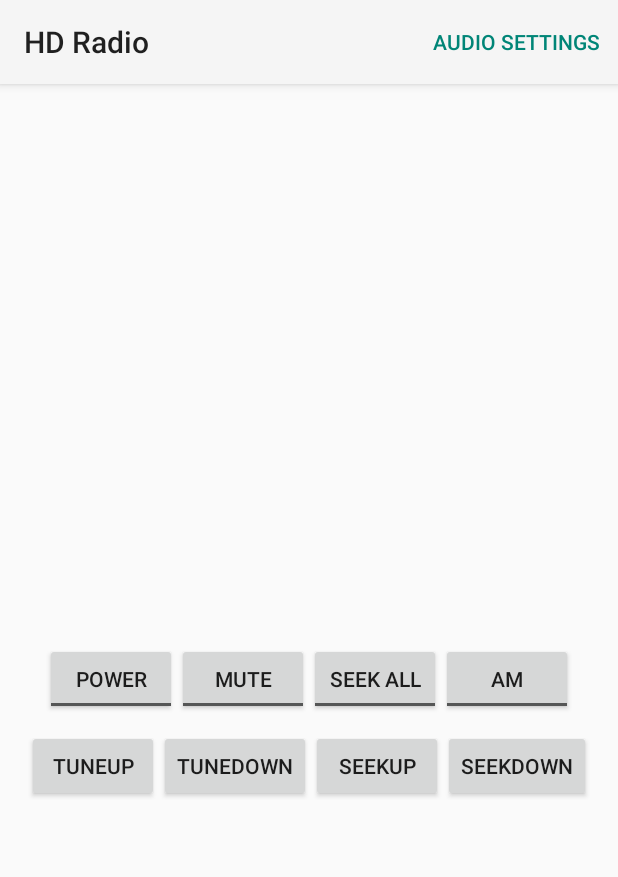
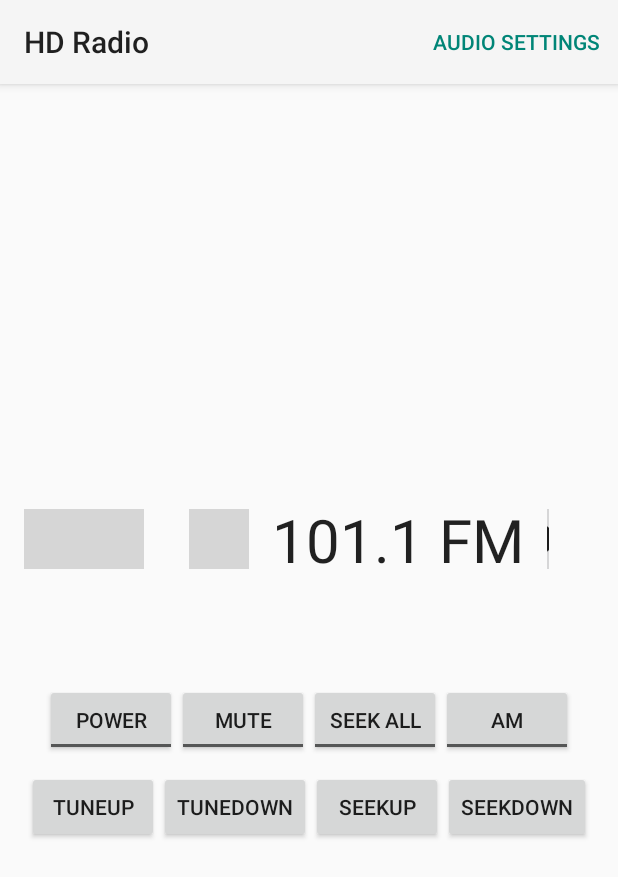
Before and after one commit to Arksine/AutoIntegrate, an Android app: the RadioActivity screen opened directly, with no data from a screen before it, on a phone screen of 412 x 824 dp. Shown: the top 877 px of the screen. Run offline under Robolectric (Android 15) with nearby library versions, the phone set to English and light mode, and no system bars; libraries missing offline, so code that uses them is left out: com.orhanobut.dialogplus; 15 statements that could not run were skipped; grey boxes are pictures that could not be loaded.

Commit message:
Christmas Eve update
Add a few UI files that I forgot to push before I took a break.

```diff
--- a/app/src/main/java/com/arksine/autointegrate/activities/RadioActivity.java
+++ b/app/src/main/java/com/arksine/autointegrate/activities/RadioActivity.java
@@ -57,7 +57,7 @@ public class RadioActivity extends AppCompatActivity {
 
     private TextSwapAnimator mTextSwapAnimator;
     private TextStreamAnimator mTextStreamAnimator;
-    private String mFrequency = "87.9";
+    private int mFrequency = 879;
     private String mBand = "FM";
 
     private TextView mHdStatusText;
@@ -445,6 +445,7 @@ public class RadioActivity extends AppCompatActivity {
         public boolean handleMessage(Message message) {
             //TODO: Much of this will change when I implement animated textview.  This is for initial testing
             RadioMessage radioMessage = (RadioMessage)message.obj;
+            String tmpFreq;
             switch (radioMessage.key) {
                 case POWER:
                     // Because the power value is ALWAYS true, query the radio interface for power
@@ -469,7 +470,8 @@ public class RadioActivity extends AppCompatActivity {
                     break;
                 case HD_SUBCHANNEL:
                     if (mHdActive && (int)radioMessage.value > 0) {
-                        String newFreq = mFrequency + "-" + String.valueOf((int)radioMessage.value);
+                        // TODO: need to test this
+                        String newFreq = String.format(Locale.US, "%1$.1f-%2$d", (float)mFrequency/10, (int)radioMessage.value);
                         mRadioFreqText.setText(newFreq);
                         mTextSwapAnimator.setTextItem(RadioKey.Command.TUNE, newFreq + " " + mBand);
 
@@ -480,37 +482,37 @@ public class RadioActivity extends AppCompatActivity {
                                 (String)mRadioInterface.getHdValue(RadioKey.Command.HD_ARTIST));
 
                     } else {
-                        mRadioFreqText.setText(mFrequency);
-                        mTextSwapAnimator.setTextItem(RadioKey.Command.TUNE, mFrequency + " " + mBand);
+                        tmpFreq = String.format(Locale.US, "%1$.1f", (float)mFrequency/10);
+                        mRadioFreqText.setText(tmpFreq);
+                        mTextSwapAnimator.setTextItem(RadioKey.Command.TUNE, tmpFreq + " " + mBand);
 
                     }
                     break;
                 case TUNE:
                     mHandler.removeCallbacks(mPostTuneRunnable);
-
                     RadioController.TuneInfo info = (RadioController.TuneInfo) radioMessage.value;
+                    mFrequency = info.frequency;
                     if (info.band == RadioKey.Band.FM) {
                         mBand = "FM";
-                        mFrequency = String.format(Locale.US, "%1$.1f", (float)info.frequency/10);
+                        tmpFreq = String.format(Locale.US, "%1$.1f", (float)mFrequency/10);
                         mBandButton.setChecked(true);
                     } else {
                         mBand = "AM";
-                        mFrequency = String.valueOf(info.frequency);
+                        tmpFreq = String.valueOf(info.frequency);
                         mBandButton.setChecked(false);
                     }
                     mTextStreamAnimator.clear();
-                    mTextSwapAnimator.setTextItem(RadioKey.Command.TUNE, mFrequency + " " + mBand);
+                    mTextSwapAnimator.setTextItem(RadioKey.Command.TUNE, tmpFreq + " " + mBand);
                     mTextSwapAnimator.resetAnimator();
                     mRdsEnabled = false;
                     mHdActive = false;
                     // TODO: mHDStatus text is temporary
                     mHdStatusText.setText("");
-                    mRadioFreqText.setText(mFrequency);
+                    mRadioFreqText.setText(tmpFreq);
                     mRadioBandText.setText(info.band.toString());
                     mHandler.postDelayed(mPostTuneRunnable, 2000);
                     break;
                 case SEEK:
-                    String tmpFreq;
                     if (mBandButton.isChecked()) {
                         tmpFreq = String.format(Locale.US, "%1$.1f",
                                 ((int)radioMessage.value)/10f);
--- /dev/null
+++ b/app/src/main/res/drawable/left_arrow.xml
@@ -0,0 +1,7 @@
+<vector android:height="40dp" android:viewportHeight="512.0"
+    android:viewportWidth="512.0" android:width="40dp" xmlns:android="http://schemas.android.com/apk/res/android">
+    <path android:fillAlpha="1" android:fillColor="#DE000000"
+        android:pathData="m132.8,256 l123.7,99 123.7,99 -0,-198.1 0,-198.1 -123.7,99z"
+        android:strokeAlpha="1" android:strokeColor="#DE000000"
+        android:strokeLineCap="round" android:strokeLineJoin="miter" android:strokeWidth="5.15649509"/>
+</vector>
--- /dev/null
+++ b/app/src/main/res/drawable/left_arrow_button.xml
@@ -0,0 +1,10 @@
+<?xml version="1.0" encoding="utf-8"?>
+<selector xmlns:android="http://schemas.android.com/apk/res/android">
+    <item android:state_pressed="true"
+          android:drawable="@drawable/left_arrow_pressed"/>
+
+    <item android:state_focused="true"
+          android:drawable="@drawable/left_arrow_focused"/>
+
+    <item android:drawable="@drawable/left_arrow"/>
+</selector>
--- /dev/null
+++ b/app/src/main/res/drawable/left_arrow_focused.xml
@@ -0,0 +1,7 @@
+<vector android:height="40dp" android:viewportHeight="512.0"
+        android:viewportWidth="512.0" android:width="40dp" xmlns:android="http://schemas.android.com/apk/res/android">
+    <path android:fillAlpha="1" android:fillColor="#FF009688"
+          android:pathData="m132.8,256 l123.7,99 123.7,99 -0,-198.1 0,-198.1 -123.7,99z"
+          android:strokeAlpha="1" android:strokeColor="#FF009688"
+          android:strokeLineCap="round" android:strokeLineJoin="miter" android:strokeWidth="5.15649509"/>
+</vector>
--- /dev/null
+++ b/app/src/main/res/drawable/left_arrow_pressed.xml
@@ -0,0 +1,7 @@
+<vector android:height="40dp" android:viewportHeight="512.0"
+        android:viewportWidth="512.0" android:width="40dp" xmlns:android="http://schemas.android.com/apk/res/android">
+    <path android:fillAlpha="1" android:fillColor="#FF757575"
+          android:pathData="m132.8,256 l123.7,99 123.7,99 -0,-198.1 0,-198.1 -123.7,99z"
+          android:strokeAlpha="1" android:strokeColor="#FF757575"
+          android:strokeLineCap="round" android:strokeLineJoin="miter" android:strokeWidth="5.15649509"/>
+</vector>
--- /dev/null
+++ b/app/src/main/res/drawable/right_arrow.xml
@@ -0,0 +1,7 @@
+<vector android:height="40dp" android:viewportHeight="512.0"
+    android:viewportWidth="512.0" android:width="40dp" xmlns:android="http://schemas.android.com/apk/res/android">
+    <path android:fillAlpha="1" android:fillColor="#DE000000"
+        android:pathData="m379.2,256 l-123.7,99 -123.7,99 0,-198.1 -0,-198.1 123.7,99z"
+        android:strokeAlpha="1" android:strokeColor="#DE000000"
+        android:strokeLineCap="round" android:strokeLineJoin="miter" android:strokeWidth="5.15649509"/>
+</vector>
--- /dev/null
+++ b/app/src/main/res/drawable/right_arrow_button.xml
@@ -0,0 +1,10 @@
+<?xml version="1.0" encoding="utf-8"?>
+<selector xmlns:android="http://schemas.android.com/apk/res/android">
+    <item android:state_pressed="true"
+          android:drawable="@drawable/right_arrow_pressed"/>
+
+    <item android:state_focused="true"
+          android:drawable="@drawable/right_arrow_focused"/>
+
+    <item android:drawable="@drawable/right_arrow"/>
+</selector>
--- /dev/null
+++ b/app/src/main/res/drawable/right_arrow_focused.xml
@@ -0,0 +1,7 @@
+<vector android:height="40dp" android:viewportHeight="512.0"
+        android:viewportWidth="512.0" android:width="40dp" xmlns:android="http://schemas.android.com/apk/res/android">
+    <path android:fillAlpha="1" android:fillColor="#FF009688"
+          android:pathData="m379.2,256 l-123.7,99 -123.7,99 0,-198.1 -0,-198.1 123.7,99z"
+          android:strokeAlpha="1" android:strokeColor="#FF009688"
+          android:strokeLineCap="round" android:strokeLineJoin="miter" android:strokeWidth="5.15649509"/>
+</vector>
--- /dev/null
+++ b/app/src/main/res/drawable/right_arrow_pressed.xml
@@ -0,0 +1,7 @@
+<vector android:height="40dp" android:viewportHeight="512.0"
+        android:viewportWidth="512.0" android:width="40dp" xmlns:android="http://schemas.android.com/apk/res/android">
+    <path android:fillAlpha="1" android:fillColor="#FF757575"
+          android:pathData="m379.2,256 l-123.7,99 -123.7,99 0,-198.1 -0,-198.1 123.7,99z"
+          android:strokeAlpha="1" android:strokeColor="#FF757575"
+          android:strokeLineCap="round" android:strokeLineJoin="miter" android:strokeWidth="5.15649509"/>
+</vector>
--- /dev/null
+++ b/app/src/main/res/drawable/seek_down.xml
@@ -0,0 +1,11 @@
+<vector android:height="40dp" android:viewportHeight="512.0"
+    android:viewportWidth="1024.0" android:width="80dp" xmlns:android="http://schemas.android.com/apk/res/android">
+    <path android:fillAlpha="1" android:fillColor="#DE000000"
+        android:pathData="m192.9,256 l123.7,99 123.7,99 -0,-198.1 0,-198.1 -123.7,99z"
+        android:strokeAlpha="1" android:strokeColor="#DE000000"
+        android:strokeLineCap="round" android:strokeLineJoin="miter" android:strokeWidth="5.15649509"/>
+    <path android:fillAlpha="1" android:fillColor="#DE000000"
+        android:pathData="m560.8,256 l123.7,99 123.7,99 -0,-198.1 0,-198.1 -123.7,99z"
+        android:strokeAlpha="1" android:strokeColor="#DE000000"
+        android:strokeLineCap="round" android:strokeLineJoin="miter" android:strokeWidth="5.15649509"/>
+</vector>
--- /dev/null
+++ b/app/src/main/res/drawable/seek_down_button.xml
@@ -0,0 +1,10 @@
+<?xml version="1.0" encoding="utf-8"?>
+<selector xmlns:android="http://schemas.android.com/apk/res/android">
+    <item android:state_pressed="true"
+          android:drawable="@drawable/seek_down_pressed"/>
+
+    <item android:state_focused="true"
+          android:drawable="@drawable/seek_down_focused"/>
+
+    <item android:drawable="@drawable/seek_down"/>
+</selector>
--- /dev/null
+++ b/app/src/main/res/drawable/seek_down_focused.xml
@@ -0,0 +1,11 @@
+<vector android:height="40dp" android:viewportHeight="512.0"
+        android:viewportWidth="1024.0" android:width="80dp" xmlns:android="http://schemas.android.com/apk/res/android">
+    <path android:fillAlpha="1" android:fillColor="#FF009688"
+          android:pathData="m192.9,256 l123.7,99 123.7,99 -0,-198.1 0,-198.1 -123.7,99z"
+          android:strokeAlpha="1" android:strokeColor="#FF009688"
+          android:strokeLineCap="round" android:strokeLineJoin="miter" android:strokeWidth="5.15649509"/>
+    <path android:fillAlpha="1" android:fillColor="#FF009688"
+          android:pathData="m560.8,256 l123.7,99 123.7,99 -0,-198.1 0,-198.1 -123.7,99z"
+          android:strokeAlpha="1" android:strokeColor="#FF009688"
+          android:strokeLineCap="round" android:strokeLineJoin="miter" android:strokeWidth="5.15649509"/>
+</vector>
--- /dev/null
+++ b/app/src/main/res/drawable/seek_down_pressed.xml
@@ -0,0 +1,11 @@
+<vector android:height="40dp" android:viewportHeight="512.0"
+        android:viewportWidth="1024.0" android:width="80dp" xmlns:android="http://schemas.android.com/apk/res/android">
+    <path android:fillAlpha="1" android:fillColor="#FF757575"
+          android:pathData="m192.9,256 l123.7,99 123.7,99 -0,-198.1 0,-198.1 -123.7,99z"
+          android:strokeAlpha="1" android:strokeColor="#FF757575"
+          android:strokeLineCap="round" android:strokeLineJoin="miter" android:strokeWidth="5.15649509"/>
+    <path android:fillAlpha="1" android:fillColor="#FF757575"
+          android:pathData="m560.8,256 l123.7,99 123.7,99 -0,-198.1 0,-198.1 -123.7,99z"
+          android:strokeAlpha="1" android:strokeColor="#FF757575"
+          android:strokeLineCap="round" android:strokeLineJoin="miter" android:strokeWidth="5.15649509"/>
+</vector>
--- /dev/null
+++ b/app/src/main/res/drawable/seek_up.xml
@@ -0,0 +1,11 @@
+<vector android:height="40dp" android:viewportHeight="512.0"
+    android:viewportWidth="1024.0" android:width="80dp" xmlns:android="http://schemas.android.com/apk/res/android">
+    <path android:fillAlpha="1" android:fillColor="#DE000000"
+        android:pathData="m831.1,256 l-123.7,99 -123.7,99 0,-198.1 -0,-198.1 123.7,99z"
+        android:strokeAlpha="1" android:strokeColor="#DE000000"
+        android:strokeLineCap="round" android:strokeLineJoin="miter" android:strokeWidth="5.15649509"/>
+    <path android:fillAlpha="1" android:fillColor="#DE000000"
+        android:pathData="m463.2,256 l-123.7,99 -123.7,99 0,-198.1 -0,-198.1 123.7,99z"
+        android:strokeAlpha="1" android:strokeColor="#DE000000"
+        android:strokeLineCap="round" android:strokeLineJoin="miter" android:strokeWidth="5.15649509"/>
+</vector>
--- /dev/null
+++ b/app/src/main/res/drawable/seek_up_button.xml
@@ -0,0 +1,10 @@
+<?xml version="1.0" encoding="utf-8"?>
+<selector xmlns:android="http://schemas.android.com/apk/res/android">
+    <item android:state_pressed="true"
+          android:drawable="@drawable/seek_up_pressed"/>
+
+    <item android:state_focused="true"
+          android:drawable="@drawable/seek_up_focused"/>
+
+    <item android:drawable="@drawable/seek_up"/>
+</selector>
--- /dev/null
+++ b/app/src/main/res/drawable/seek_up_focused.xml
@@ -0,0 +1,11 @@
+<vector android:height="40dp" android:viewportHeight="512.0"
+        android:viewportWidth="1024.0" android:width="80dp" xmlns:android="http://schemas.android.com/apk/res/android">
+    <path android:fillAlpha="1" android:fillColor="#FF009688"
+          android:pathData="m831.1,256 l-123.7,99 -123.7,99 0,-198.1 -0,-198.1 123.7,99z"
+          android:strokeAlpha="1" android:strokeColor="#FF009688"
+          android:strokeLineCap="round" android:strokeLineJoin="miter" android:strokeWidth="5.15649509"/>
+    <path android:fillAlpha="1" android:fillColor="#FF009688"
+          android:pathData="m463.2,256 l-123.7,99 -123.7,99 0,-198.1 -0,-198.1 123.7,99z"
+          android:strokeAlpha="1" android:strokeColor="#FF009688"
+          android:strokeLineCap="round" android:strokeLineJoin="miter" android:strokeWidth="5.15649509"/>
+</vector>
--- /dev/null
+++ b/app/src/main/res/drawable/seek_up_pressed.xml
@@ -0,0 +1,11 @@
+<vector android:height="40dp" android:viewportHeight="512.0"
+        android:viewportWidth="1024.0" android:width="80dp" xmlns:android="http://schemas.android.com/apk/res/android">
+    <path android:fillAlpha="1" android:fillColor="#FF757575"
+          android:pathData="m831.1,256 l-123.7,99 -123.7,99 0,-198.1 -0,-198.1 123.7,99z"
+          android:strokeAlpha="1" android:strokeColor="#FF757575"
+          android:strokeLineCap="round" android:strokeLineJoin="miter" android:strokeWidth="5.15649509"/>
+    <path android:fillAlpha="1" android:fillColor="#FF757575"
+          android:pathData="m463.2,256 l-123.7,99 -123.7,99 0,-198.1 -0,-198.1 123.7,99z"
+          android:strokeAlpha="1" android:strokeColor="#FF757575"
+          android:strokeLineCap="round" android:strokeLineJoin="miter" android:strokeWidth="5.15649509"/>
+</vector>
--- a/app/src/main/res/layout/content_radio.xml
+++ b/app/src/main/res/layout/content_radio.xml
@@ -16,6 +16,21 @@
     tools:context="com.arksine.autointegrate.activities.RadioActivity"
     tools:showIn="@layout/activity_radio">
 
+    <LinearLayout
+        android:layout_width="match_parent"
+        android:layout_height="wrap_content">
+
+        <TextView
+            android:id="@+id/txt_radio_hd_status"
+            android:layout_width="wrap_content"
+            android:layout_height="wrap_content"
+            android:textAppearance="?android:attr/textAppearanceMedium"
+            android:layout_marginEnd="10dp"/>
+
+
+
+    </LinearLayout>
+
     <!-- Below are a few buttons and textviews for testing, we'll make the activity more visually
     appealing later-->
     <LinearLayout
@@ -24,25 +39,55 @@
         android:orientation="horizontal"
         android:gravity="center">
 
-        <TextView
-            android:id="@+id/txt_radio_hd_status"
+        <ImageButton
             android:layout_width="wrap_content"
             android:layout_height="wrap_content"
-            android:textAppearance="?android:attr/textAppearanceMedium"
+        android:src="@drawable/seek_down_button"
+        android:background="@color/CLEAR"
+        android:layout_marginEnd="30dp"/>
+
+
+        <ImageButton
+            android:layout_width="wrap_content"
+            android:layout_height="wrap_content"
+            android:src="@drawable/left_arrow_button"
+            android:background="@color/CLEAR"/>
+
+        <TextView
+            android:text="101.1"
+            android:id="@+id/txt_radio_frequency"
+            android:layout_width="wrap_content"
+            android:layout_height="wrap_content"
+            android:gravity="center"
+            android:textSize="40sp"
+            android:textAppearance="?android:attr/textAppearanceLarge"
+            android:layout_marginStart="15dp"
             android:layout_marginEnd="10dp"/>
 
         <TextView
-            android:id="@+id/txt_radio_frequency"
-            android:layout_width="wrap_content"
-            android:layout_height="wrap_content"
-            android:textAppearance="?android:attr/textAppearanceMedium"
-            android:layout_marginEnd="10dp"/>
-
-        <TextView
+            android:text="FM"
             android:id="@+id/txt_radio_band"
             android:layout_width="wrap_content"
             android:layout_height="wrap_content"
-            android:textAppearance="?android:attr/textAppearanceMedium"/>
+            android:textSize="40sp"
+            android:textAppearance="?android:attr/textAppearanceLarge"
+            android:layout_marginEnd="15dp"/>
+
+        <ImageButton
+            android:layout_width="wrap_content"
+            android:layout_height="wrap_content"
+            android:background="@color/CLEAR"
+            android:src="@drawable/right_arrow_button"
+            android:layout_marginEnd="30dp"/>
+
+        <ImageButton
+            android:layout_width="wrap_content"
+            android:layout_height="wrap_content"
+            android:src="@drawable/seek_up_button"
+            android:background="@color/CLEAR"/>
+
+
+
 
     </LinearLayout>
 
--- a/build.gradle
+++ b/build.gradle
@@ -5,7 +5,7 @@ buildscript {
         jcenter()
     }
     dependencies {
-        classpath 'com.android.tools.build:gradle:2.2.2'
+        classpath 'com.android.tools.build:gradle:2.2.3'
 
         // NOTE: Do not place your application dependencies here; they belong
         // in the individual module build.gradle files
```
Also changed, not shown: 1 other file.
